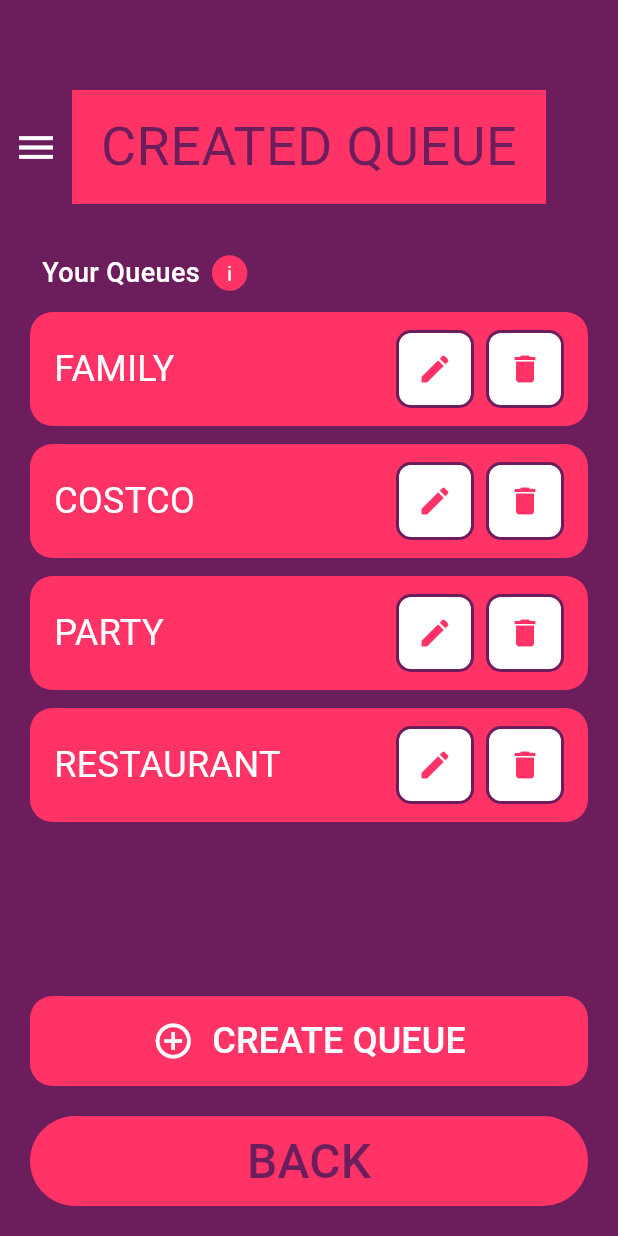
After one commit to SofiaMOsorno/ProyectoFinalMoviles, a Flutter app: the CreatedQueuesScreen screen opened by its route, on a phone screen of 412 x 824 dp. The commit adds this screen. Run offline on Flutter 3.47's test engine with Material 3 defaults, Android fonts, the phone set to English and light mode, and no system bars; our stand-ins replace google_fonts.

Commit message:
Add created queues screen
Add screen that shows all the queues created by the user

```diff
--- a/proyecto_final/lib/core/constants/app_routes.dart
+++ b/proyecto_final/lib/core/constants/app_routes.dart
@@ -3,12 +3,14 @@ import 'package:proyecto_final/features/home/screens/home_screen.dart';
 import 'package:proyecto_final/features/auth/screens/login_screen.dart';
 import 'package:proyecto_final/features/auth/screens/register_screen.dart';
 import 'package:proyecto_final/features/home/screens/join_screen.dart';
+import 'package:proyecto_final/features/queue/screens/created_queues_screen.dart';
 
 class AppRoutes {
   static const String home = '/';
   static const String login = '/login';
   static const String register = '/register';
   static const String join = '/join';
+  static const String createdQueues = '/created-queues';
 
   static Map<String, WidgetBuilder> getRoutes() {
     return {
@@ -16,6 +18,7 @@ class AppRoutes {
       login: (context) => const LoginScreen(),
       register: (context) => const RegisterScreen(),
       join: (context) => const JoinScreen(),
+      createdQueues: (context) => const CreatedQueuesScreen(),
     };
   }
 
--- /dev/null
+++ b/proyecto_final/lib/features/queue/screens/created_queues_screen.dart
@@ -0,0 +1,366 @@
+import 'package:flutter/material.dart';
+import 'package:google_fonts/google_fonts.dart';
+import 'package:provider/provider.dart';
+import 'package:proyecto_final/core/theme/theme_provider.dart';
+import 'package:proyecto_final/shared/widgets/app_drawer.dart';
+
+class CreatedQueuesScreen extends StatelessWidget {
+  const CreatedQueuesScreen({super.key});
+
+  @override
+  Widget build(BuildContext context) {
+    return Consumer<ThemeProvider>(
+      builder: (context, themeProvider, child) {
+        return Scaffold(
+          backgroundColor: themeProvider.primaryColor,
+          drawer: const AppDrawer(),
+          body: Column(
+            children: [
+              _buildHeader(context, themeProvider),
+              _buildQueuesList(context, themeProvider),
+            ],
+          ),
+        );
+      },
+    );
+  }
+
+  Widget _buildHeader(BuildContext context, ThemeProvider themeProvider) {
+    return Padding(
+      padding: const EdgeInsets.only(top: 60.0),
+      child: Row(
+        children: [
+          Builder(
+            builder: (context) => IconButton(
+              icon: Icon(
+                Icons.menu,
+                color: themeProvider.textPrimary,
+                size: 30,
+              ),
+              onPressed: () => Scaffold.of(context).openDrawer(),
+            ),
+          ),
+          Expanded(
+            child: Container(
+              padding: const EdgeInsets.symmetric(vertical: 20),
+              decoration: BoxDecoration(
+                color: themeProvider.secondaryColor,
+              ),
+              child: Text(
+                "CREATED QUEUE",
+                textAlign: TextAlign.center,
+                style: GoogleFonts.ericaOne(
+                  color: themeProvider.primaryColor,
+                  fontSize: 36,
+                  height: 1.0,
+                ),
+              ),
+            ),
+          ),
+          const SizedBox(width: 48),
+        ],
+      ),
+    );
+  }
+
+  Widget _buildQueuesList(BuildContext context, ThemeProvider themeProvider) {
+    final List<Map<String, String>> queues = [
+      {'name': 'FAMILY'},
+      {'name': 'COSTCO'},
+      {'name': 'PARTY'},
+      {'name': 'RESTAURANT'},
+    ];
+
+    return Expanded(
+      child: Padding(
+        padding: const EdgeInsets.all(20.0),
+        child: Column(
+          crossAxisAlignment: CrossAxisAlignment.start,
+          children: [
+            Padding(
+              padding: const EdgeInsets.symmetric(horizontal: 8.0, vertical: 12.0),
+              child: Row(
+                children: [
+                  Text(
+                    'Your Queues',
+                    style: GoogleFonts.lexendDeca(
+                      color: themeProvider.textPrimary,
+                      fontSize: 18,
+                      fontWeight: FontWeight.w500,
+                    ),
+                  ),
+                  const SizedBox(width: 8),
+                  Container(
+                    padding: const EdgeInsets.symmetric(horizontal: 10, vertical: 4),
+                    decoration: BoxDecoration(
+                      color: themeProvider.secondaryColor,
+                      shape: BoxShape.circle,
+                    ),
+                    child: Text(
+                      'i',
+                      style: GoogleFonts.ericaOne(
+                        color: themeProvider.textPrimary,
+                        fontSize: 14,
+                      ),
+                    ),
+                  ),
+                ],
+              ),
+            ),
+            Expanded(
+              child: ListView.builder(
+                itemCount: queues.length,
+                itemBuilder: (context, index) {
+                  return _buildQueueItem(
+                    context,
+                    themeProvider,
+                    queues[index]['name']!,
+                  );
+                },
+              ),
+            ),
+            const SizedBox(height: 20),
+            _buildCreateQueueButton(context, themeProvider),
+            const SizedBox(height: 20),
+            _buildBackButton(context, themeProvider),
+          ],
+        ),
+      ),
+    );
+  }
+
+  Widget _buildQueueItem(BuildContext context, ThemeProvider themeProvider, String queueName) {
+    return Container(
+      margin: const EdgeInsets.only(bottom: 12),
+      padding: const EdgeInsets.symmetric(horizontal: 16, vertical: 12),
+      decoration: BoxDecoration(
+        color: themeProvider.secondaryColor,
+        borderRadius: BorderRadius.circular(15),
+      ),
+      child: Row(
+        children: [
+          Expanded(
+            child: Text(
+              queueName,
+              style: GoogleFonts.ericaOne(
+                color: themeProvider.textPrimary,
+                fontSize: 24,
+              ),
+            ),
+          ),
+          _buildActionButton(
+            context,
+            themeProvider,
+            Icons.edit,
+            () {
+              ScaffoldMessenger.of(context).showSnackBar(
+                SnackBar(
+                  content: Text('Edit $queueName'),
+                  backgroundColor: themeProvider.backgroundColor,
+                ),
+              );
+            },
+          ),
+          const SizedBox(width: 8),
+          _buildActionButton(
+            context,
+            themeProvider,
+            Icons.delete,
+            () {
+              _showDeleteConfirmationDialog(context, themeProvider, queueName);
+            },
+          ),
+        ],
+      ),
+    );
+  }
+
+  Widget _buildActionButton(
+    BuildContext context,
+    ThemeProvider themeProvider,
+    IconData icon,
+    VoidCallback onPressed,
+  ) {
+    return Container(
+      decoration: BoxDecoration(
+        color: themeProvider.textPrimary,
+        borderRadius: BorderRadius.circular(10),
+        border: Border.all(
+          color: themeProvider.primaryColor,
+          width: 2,
+        ),
+      ),
+      child: IconButton(
+        icon: Icon(icon),
+        color: themeProvider.secondaryColor,
+        iconSize: 24,
+        onPressed: onPressed,
+        padding: const EdgeInsets.all(8),
+        constraints: const BoxConstraints(),
+      ),
+    );
+  }
+
+  Widget _buildCreateQueueButton(BuildContext context, ThemeProvider themeProvider) {
+    return SizedBox(
+      width: double.infinity,
+      height: 60,
+      child: ElevatedButton(
+        style: ElevatedButton.styleFrom(
+          backgroundColor: themeProvider.secondaryColor,
+          shape: RoundedRectangleBorder(
+            borderRadius: BorderRadius.circular(15),
+          ),
+          elevation: 0,
+        ),
+        onPressed: () {
+          ScaffoldMessenger.of(context).showSnackBar(
+            SnackBar(
+              content: const Text('Create queue functionality coming soon'),
+              backgroundColor: themeProvider.backgroundColor,
+            ),
+          );
+        },
+        child: Row(
+          mainAxisAlignment: MainAxisAlignment.center,
+          children: [
+            Icon(
+              Icons.add_circle_outline,
+              color: themeProvider.textPrimary,
+              size: 28,
+            ),
+            const SizedBox(width: 12),
+            Text(
+              'CREATE QUEUE',
+              style: GoogleFonts.ericaOne(
+                color: themeProvider.textPrimary,
+                fontSize: 24,
+              ),
+            ),
+          ],
+        ),
+      ),
+    );
+  }
+
+  Widget _buildBackButton(BuildContext context, ThemeProvider themeProvider) {
+    return SizedBox(
+      width: double.infinity,
+      height: 60,
+      child: ElevatedButton(
+        style: ElevatedButton.styleFrom(
+          backgroundColor: themeProvider.secondaryColor,
+          shape: RoundedRectangleBorder(
+            borderRadius: BorderRadius.circular(30),
+          ),
+          elevation: 0,
+        ),
+        onPressed: () {
+          Navigator.pop(context);
+        },
+        child: Text(
+          'BACK',
+          style: GoogleFonts.ericaOne(
+            color: themeProvider.primaryColor,
+            fontSize: 32,
+          ),
+        ),
+      ),
+    );
+  }
+
+  void _showDeleteConfirmationDialog(
+    BuildContext context,
+    ThemeProvider themeProvider,
+    String queueName,
+  ) {
+    showDialog(
+      context: context,
+      builder: (BuildContext context) {
+        return Dialog(
+          backgroundColor: themeProvider.textField,
+          shape: RoundedRectangleBorder(
+            borderRadius: BorderRadius.circular(20),
+          ),
+          child: Container(
+            padding: const EdgeInsets.symmetric(vertical: 20, horizontal: 16),
+            decoration: BoxDecoration(
+              borderRadius: BorderRadius.circular(20),
+              border: Border.all(
+                color: themeProvider.secondaryColor,
+                width: 10,
+              ),
+            ),
+            child: Column(
+              mainAxisSize: MainAxisSize.min,
+              children: [
+                Text(
+                  'DELETE QUEUE?',
+                  style: GoogleFonts.ericaOne(
+                    color: themeProvider.secondaryColor,
+                    fontSize: 36,
+                  ),
+                ),
+                const SizedBox(height: 16),
+                Text(
+                  'Are you sure you want to delete "$queueName"? This action cannot be undone.',
+                  textAlign: TextAlign.center,
+                  style: GoogleFonts.lexendDeca(
+                    color: themeProvider.secondaryColor,
+                    fontSize: 18,
+                  ),
+                ),
+                const SizedBox(height: 24),
+                ElevatedButton(
+                  style: ElevatedButton.styleFrom(
+                    backgroundColor: themeProvider.secondaryColor,
+                    minimumSize: const Size(double.infinity, 50),
+                    shape: RoundedRectangleBorder(
+                      borderRadius: BorderRadius.circular(30),
+                    ),
+                  ),
+                  onPressed: () {
+                    Navigator.pop(context);
+                    ScaffoldMessenger.of(context).showSnackBar(
+                      SnackBar(
+                        content: Text('$queueName deleted'),
+                        backgroundColor: themeProvider.backgroundColor,
+                      ),
+                    );
+                  },
+                  child: Text(
+                    'DELETE',
+                    style: GoogleFonts.ericaOne(
+                      color: themeProvider.textPrimary,
+                      fontSize: 28,
+                    ),
+                  ),
+                ),
+                const SizedBox(height: 12),
+                ElevatedButton(
+                  style: ElevatedButton.styleFrom(
+                    backgroundColor: themeProvider.backgroundColor,
+                    minimumSize: const Size(double.infinity, 50),
+                    shape: RoundedRectangleBorder(
+                      borderRadius: BorderRadius.circular(30),
+                    ),
+                  ),
+                  onPressed: () {
+                    Navigator.pop(context);
+                  },
+                  child: Text(
+                    'CANCEL',
+                    style: GoogleFonts.ericaOne(
+                      color: themeProvider.textPrimary,
+                      fontSize: 28,
+                    ),
+                  ),
+                ),
+              ],
+            ),
+          ),
+        );
+      },
+    );
+  }
+}
```
